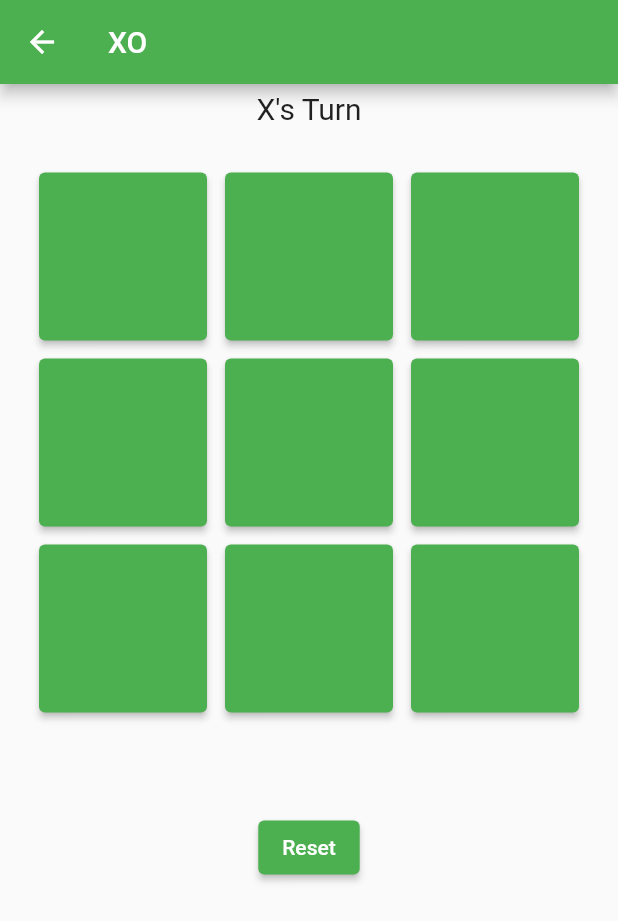
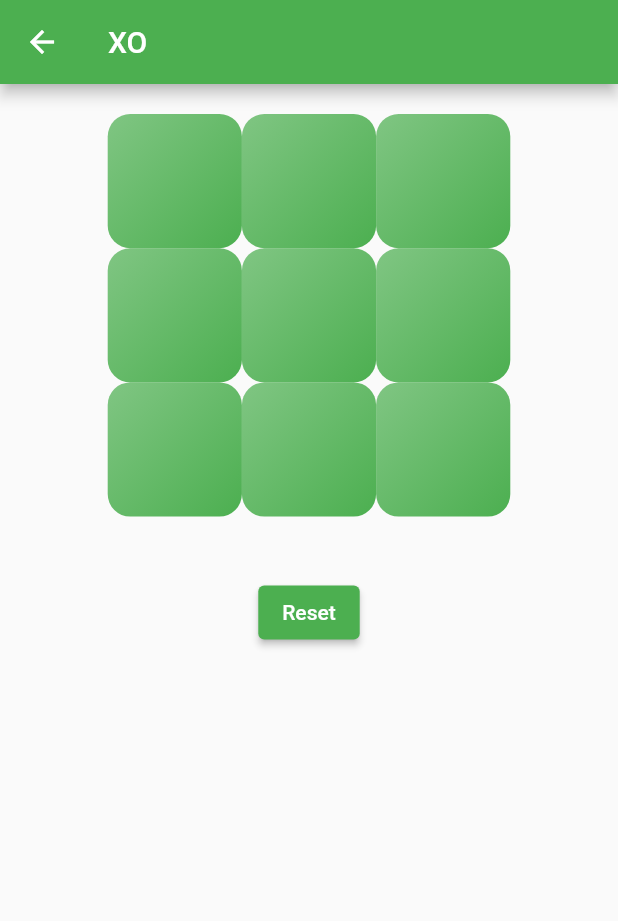
Before and after one commit to nikhilkd1999/Tic-Tac-Toe-Flutter, a Flutter app: the screen it shows after launch, after a tap on "BOT", on a phone screen of 412 x 824 dp. Shown: the top 921 px of the screen. Run offline on Flutter 3.47's test engine with Material 2 defaults, Android fonts, the phone set to English and light mode, and no system bars; our stand-ins replace animated_splash_screen, page_transition.

Commit message:
Updated UI

```diff
--- a/lib/choosePlayer_screen.dart
+++ b/lib/choosePlayer_screen.dart
@@ -1,3 +1,4 @@
+import 'dart:math';
 
 import 'package:flutter/material.dart';
 import 'package:tic_tac_toe/getWinner.dart';
@@ -5,54 +6,42 @@ import './home_page_screen.dart';
 import './minimax.dart';
 import './lst.dart';
 
-
-
-
 class ChoosePlayerScreen extends StatelessWidget {
   @override
   Widget build(BuildContext context) {
     var mediaQuery = MediaQuery.of(context);
+    var boxLength = min(mediaQuery.size.width, mediaQuery.size.height);
     return Scaffold(
-      appBar: AppBar(title: Text('Choose Player'),
+      appBar: AppBar(
+        title: Text('Choose Opponent'),
       ),
       body: Container(
-
         width: double.infinity,
         child: Column(
-
           mainAxisAlignment: MainAxisAlignment.center,
           crossAxisAlignment: CrossAxisAlignment.center,
-
-
-
           children: [
-
             Row(
               mainAxisAlignment: MainAxisAlignment.spaceEvenly,
               // crossAxisAlignment: CrossAxisAlignment.center,
 
-              children:[
-
-
-
+              children: [
                 Container(
                   // margin: EdgeInsets.all(10),
-              height: mediaQuery.size.width*0.4,
-              width: mediaQuery.size.width*0.4,
+                  height: boxLength * 0.4,
+                  width: boxLength * 0.4,
                   child: InkWell(
-
                     onTap: () {
-
                       isBotEnabled = true;
                       reset(LST);
 
-                  Navigator.of(context).push(MaterialPageRoute(builder: (_){
-
+                      Navigator.of(context).push(
+                        MaterialPageRoute(
+                          builder: (_) {
                             return MyHomePage();
-                    },),);
-
-
-
+                          },
+                        ),
+                      );
                     },
                     splashColor: Theme.of(context).primaryColor,
                     borderRadius: BorderRadius.circular(15),
@@ -62,7 +51,11 @@ class ChoosePlayerScreen extends StatelessWidget {
                       child: Center(
                         child: Text(
                           "BOT",
-            style: Theme.of(context).textTheme.title,
+                          style: TextStyle(
+                            fontSize: boxLength * 0.3 * 0.3,
+                            color: Colors.black.withOpacity(0.9),
+                            // fontWeight: FontWeight.bold,
+                          ),
                         ),
                       ),
                       decoration: BoxDecoration(
@@ -78,26 +71,22 @@ class ChoosePlayerScreen extends StatelessWidget {
                     ),
                   ),
                 ),
-
-
-
                 Container(
-              height: mediaQuery.size.width*0.4,
-              width: mediaQuery.size.width*0.4,
+                  height: boxLength * 0.4,
+                  width: boxLength * 0.4,
                   // margin: EdgeInsets.all(10),
                   child: InkWell(
                     onTap: () {
-
                       isBotEnabled = false;
                       reset(LST);
 
-                  Navigator.of(context).push(MaterialPageRoute(builder: (_){
-
+                      Navigator.of(context).push(
+                        MaterialPageRoute(
+                          builder: (_) {
                             return MyHomePage();
-                    },),);
-
-
-
+                          },
+                        ),
+                      );
                     },
                     splashColor: Theme.of(context).primaryColor,
                     borderRadius: BorderRadius.circular(15),
@@ -106,9 +95,12 @@ class ChoosePlayerScreen extends StatelessWidget {
                       // margin: const EdgeInsets.all(10),
                       child: Center(
                         child: Text(
-            "2 Player",
-            style: Theme.of(context).textTheme.title,
-
+                          "HUMAN",
+                          style: TextStyle(
+                            fontSize: boxLength * 0.3 * 0.3,
+                            color: Colors.black.withOpacity(0.9),
+                            // fontWeight: FontWeight.bold
+                          ),
                         ),
                       ),
                       decoration: BoxDecoration(
@@ -124,19 +116,9 @@ class ChoosePlayerScreen extends StatelessWidget {
                     ),
                   ),
                 ),
-
-
-
-
-
-
               ],
-
             ),
-
-
           ],
-
         ),
       ),
     );
--- a/lib/getWinner.dart
+++ b/lib/getWinner.dart
@@ -1,8 +1,13 @@
 import './minimax.dart';
+import './lst.dart';
+
 int xx, yy, zz;
 String winner = "";
 
 bool colorWinner(int n) {
+  if (getWinner(LST) == "Tie") {
+    return true;
+  }
   if (n == xx || n == yy || n == zz) {
     return true;
   }
@@ -20,8 +25,8 @@ void reset(List<String> LST) {
     LST[i] = "";
   }
   getWinnerColored(-1, -1, -1);
-    winner = "";
-    Xchance = true;
+  winner = "";
+  Xchance = true;
 }
 
 String getWinner(List<String> LST) {
--- a/lib/home_page_screen.dart
+++ b/lib/home_page_screen.dart
@@ -1,8 +1,9 @@
+import 'dart:math';
+import 'dart:ui';
 import 'package:flutter/material.dart';
 import './getWinner.dart';
 import './minimax.dart';
 import './lst.dart';
-
 
 class MyHomePage extends StatefulWidget {
   @override
@@ -10,36 +11,37 @@ class MyHomePage extends StatefulWidget {
 }
 
 class _MyHomePageState extends State<MyHomePage> {
-
-
   @override
   Widget build(BuildContext context) {
     var mediaQuery = MediaQuery.of(context);
+    var boxLength = min(mediaQuery.size.width, mediaQuery.size.height);
     bool isLandScape = mediaQuery.orientation == Orientation.landscape;
 
     return Scaffold(
-      appBar: AppBar(title: Text('XO'),
+      appBar: AppBar(
+        title: Text('XO'),
       ),
       body: Container(
+        width: double.infinity,
         // color: winner=="" ? Colors.white : Colors.black,
         child: Column(
           crossAxisAlignment: CrossAxisAlignment.center,
           // mainAxisAlignment: MainAxisAlignment.center,
           children: [
+            if (!isBotEnabled)
               Container(
                 margin: EdgeInsets.all(5),
                 child: Text(
-              Xchance ? "X's Turn" : "O's Turn",
+                  getWinner(LST) == ""
+                      ? (Xchance ? "X's Turn" : "O's Turn")
+                      : "",
                   style: TextStyle(fontSize: 20),
                 ),
               ),
             Container(
-            height:
-                isLandScape ? mediaQuery.size.height : mediaQuery.size.width,
-            width: isLandScape ? mediaQuery.size.height : mediaQuery.size.width,
+              height: boxLength * 0.7,
+              width: boxLength * 0.7,
 
-            // height: 400,
-            // width: 400,
               padding: EdgeInsets.all(10),
               margin: EdgeInsets.all(10),
 
@@ -50,16 +52,11 @@ class _MyHomePageState extends State<MyHomePage> {
                   // int n = Random();
 
                   return Container(
-                  margin: EdgeInsets.all(6),
-                  // padding: EdgeInsets.all(10),
-                  child: ElevatedButton(
-                    style: ElevatedButton.styleFrom(
-                      primary: colorWinner(ind)
-                          ? Colors.red
-                          : Colors.green, // background
-                      // onPrimary: Colors.white, // foreground
-                    ),
-                    onPressed: () {
+                    // margin: EdgeInsets.all(10),
+                    // height: boxLength*0.1,
+                    // width: boxLength*0.1,
+                    child: InkWell(
+                      onTap: () {
                         if (LST[ind] != "") {
                           return;
                         }
@@ -67,13 +64,11 @@ class _MyHomePageState extends State<MyHomePage> {
                           LST[ind] = Xchance ? "X" : "O";
                           Xchance = !Xchance;
                           // countt=0;
-                        if(isBotEnabled)
-                        {
+                          if (isBotEnabled) {
                             bestMove(LST);
                           }
                           // print(countt);
                           winner = getWinner(LST);
-
 
                           if (winner != "") {
                             for (int i = 0; i < 9; ++i) {
@@ -81,15 +76,38 @@ class _MyHomePageState extends State<MyHomePage> {
                                 LST[i] = "Avni";
                               }
                             }
-                          // colorWinner(winner);
                           }
                         });
                       },
+                      splashColor: Theme.of(context).primaryColor,
+                      borderRadius: BorderRadius.circular(15),
+                      child: Container(
+                        padding: const EdgeInsets.all(10),
+                        // margin: const EdgeInsets.all(10),
+                        child: Center(
                           child: LST[ind] == "Avni"
                               ? Text("")
                               : Text(
                                   LST[ind],
-                            style: TextStyle(fontSize: 30),
+                                  style: TextStyle(
+                                    fontSize: boxLength * 0.3 * 0.5,
+                                    color: Colors.black.withOpacity(0.9),
+                                    // fontWeight: FontWeight.bold,
+                                  ),
+                                ),
+                        ),
+
+                        decoration: BoxDecoration(
+                          gradient: LinearGradient(
+                              colors: [
+                                (colorWinner(ind) ? Colors.red : Colors.green)
+                                    .withOpacity(0.7),
+                                (colorWinner(ind) ? Colors.red : Colors.green)
+                              ],
+                              begin: AlignmentDirectional.topStart,
+                              end: AlignmentDirectional.bottomEnd),
+                          borderRadius: BorderRadius.circular(15),
+                        ),
                       ),
                     ),
                   );
@@ -100,7 +118,7 @@ class _MyHomePageState extends State<MyHomePage> {
             ),
             if (winner != "")
               Text(
-               winner=="Tie" ? "Tie" : "Winner is " + winner + " !!",
+                winner == "Tie" ? "Tie" : "Winner is " + winner + " !!",
                 style: TextStyle(fontSize: 30),
               ),
             // if (winner == "")
@@ -121,8 +139,5 @@ class _MyHomePageState extends State<MyHomePage> {
         ),
       ),
     );
-
-
-
   }
 }
--- a/lib/main.dart
+++ b/lib/main.dart
@@ -1,7 +1,5 @@
 import 'package:tic_tac_toe/choosePlayer_screen.dart';
 import 'package:tic_tac_toe/splash_scree.dart';
-import './getWinner.dart';
-import './minimax.dart';
 import 'package:flutter/material.dart';
 import 'package:flutter/services.dart';
 import 'package:animated_splash_screen/animated_splash_screen.dart';
@@ -30,15 +28,13 @@ class MyApp extends StatelessWidget {
         accentColor: Colors.red,
       ),
       home: AnimatedSplashScreen(
-          duration: 3000,
+        duration: 2000,
         splash: SplashScreen(),
         nextScreen: ChoosePlayerScreen(),
         // splashTransition: SplashTransition.fadeTransition,
         // pageTransitionType: PageTransitionType.scale,
         // backgroundColor: Colors.blue,
       ),
-
-
     );
   }
 }
--- a/lib/minimax.dart
+++ b/lib/minimax.dart
@@ -5,9 +5,7 @@ String ai = "O";
 String human = "X";
 bool Xchance = true;
 
-
 bool isBotEnabled = false;
-
 
 void bestMove(List<String> LST) {
   if (getWinner(LST) != "") {
--- a/lib/splash_scree.dart
+++ b/lib/splash_scree.dart
@@ -1,4 +1,3 @@
-
 import 'package:flutter/material.dart';
 
 class SplashScreen extends StatelessWidget {
@@ -6,16 +5,16 @@ class SplashScreen extends StatelessWidget {
   Widget build(BuildContext context) {
     return Scaffold(
       body: Container(
-          height: 900,
-          width: 700,
-          color: Colors.deepPurple,
-          child: Container(
-
-          height: 550,
-          width: 900,
-            child: Image.asset('assets/images/xo.gif',alignment:Alignment.center, fit:BoxFit.contain,height: 400,width: 400,)),
-          // child: Image.asset('assets/images/xo.riv', fit: BoxFit.cover,),
-
+        width: double.infinity,
+        height: 900,
+        color: Colors.deepPurple,
+        child: Container(
+            child: Image.asset(
+          'assets/images/xo.gif',
+          alignment: Alignment.center,
+          fit: BoxFit.contain,
+        )),
+        // child: Image.asset('assets/images/xo.riv', fit: BoxFit.cover,),
       ),
     );
   }
```
Lines whose indentation alone changed are shown as unchanged.
